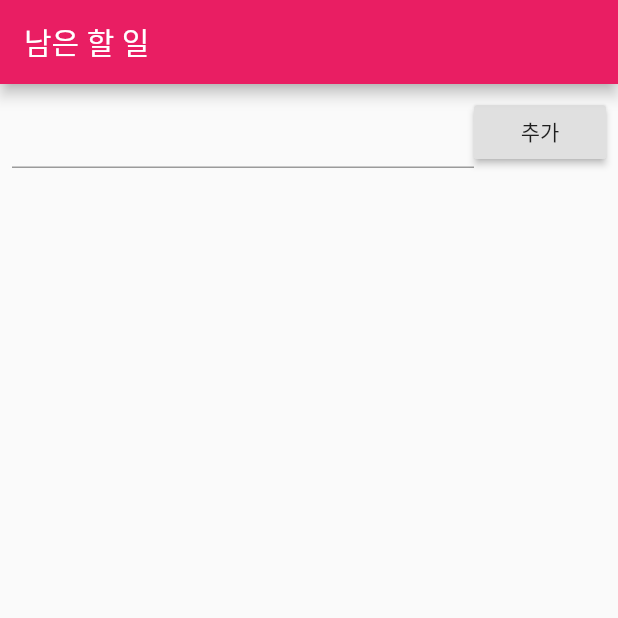
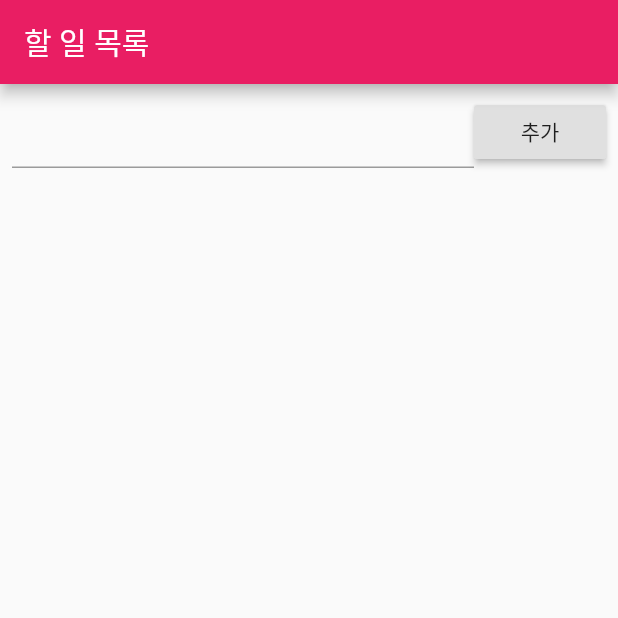
Before and after one commit to hyun031916/flutter-app-todolist, a Flutter app: the screen it shows after launch, on a phone screen of 412 x 824 dp, the top half of it. Run offline on Flutter 3.47's test engine with Material 2 defaults, Android fonts, the phone set to English and light mode, and no system bars; our stand-ins replace cloud_firestore; accounts and stored records are empty.

Commit message:
할 일 관리 문구 살짝 수정하기

```diff
--- a/lib/main.dart
+++ b/lib/main.dart
@@ -41,7 +41,7 @@ class _TodoListPageState extends State<TodoListPage> {
   Widget build(BuildContext context) {
     return Scaffold(
       appBar:AppBar(
-        title: Text("남은 할 일"),
+        title: Text("할 일 목록"),
       ),
       body: Padding(
         padding: const EdgeInsets.all(8.0),
```
Also changed, not shown: pubspec.lock.
